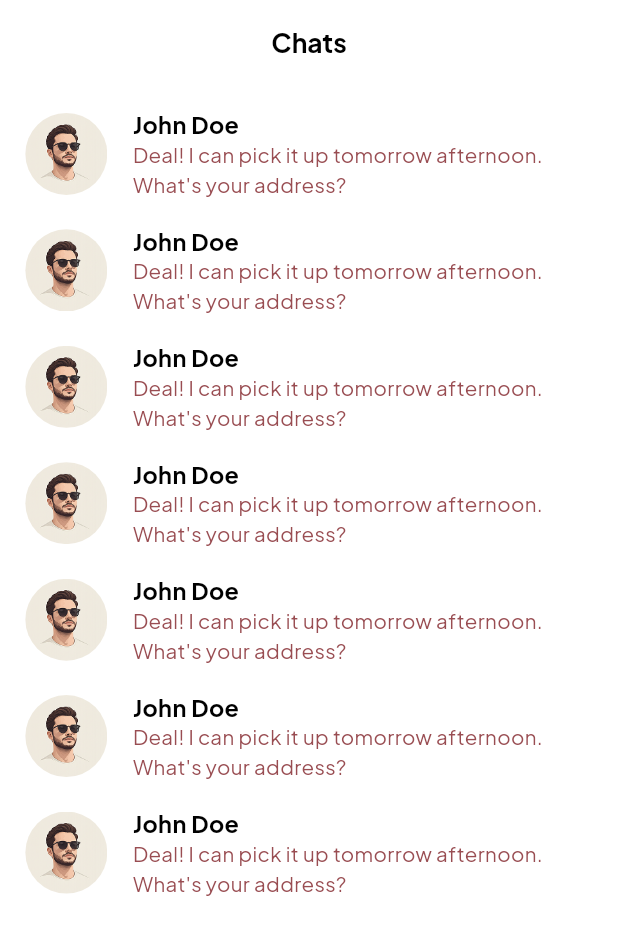
After one commit to mohamedkholy/pickIt, a Flutter app: the ChatsScreen screen opened directly, on a phone screen of 412 x 824 dp. The commit adds this screen. Shown: the top 935 px of the screen. Run offline on Flutter 3.47's test engine with Material 3 defaults, Android fonts, the light colour scheme and no system bars; our stand-ins replace dotted_border, flutter_screenutil, flutter_svg, get_it, injectable.

Commit message:
finish the chats screen design

```diff
--- /dev/null
+++ b/lib/features/chats/ui/chats_screen.dart
@@ -0,0 +1,28 @@
+import 'package:flutter/material.dart';
+import 'package:flutter_screenutil/flutter_screenutil.dart';
+import 'package:pickit/core/theming/my_text_styles.dart';
+import 'package:pickit/features/chats/ui/widgets/chat_item.dart';
+
+class ChatsScreen extends StatelessWidget {
+  const ChatsScreen({super.key});
+
+  @override
+  Widget build(BuildContext context) {
+    return Scaffold(
+      appBar: AppBar(
+        title: Text("Chats", style: MyTextStyles.font18BlackBold),
+        centerTitle: true,
+      ),
+      body: SafeArea(
+        child: Container(
+          width: double.infinity,
+          padding: EdgeInsets.symmetric(horizontal: 16.w, vertical: 16.h),
+          child: ListView.builder(
+            itemCount: 7,
+            itemBuilder: (context, index) => ChatItem(),
+          ),
+        ),
+      ),
+    );
+  }
+}
--- /dev/null
+++ b/lib/features/chats/ui/widgets/chat_item.dart
@@ -0,0 +1,40 @@
+import 'package:flutter/material.dart';
+import 'package:flutter_screenutil/flutter_screenutil.dart';
+import 'package:pickit/core/constants/assets.dart';
+import 'package:pickit/core/theming/my_text_styles.dart';
+
+class ChatItem extends StatelessWidget {
+  const ChatItem({super.key});
+
+  @override
+  Widget build(BuildContext context) {
+    return Container(
+      margin: EdgeInsets.only(bottom: 16.h),
+      child: Row(
+        children: [
+          ClipRRect(
+            borderRadius: BorderRadius.circular(56.r),
+            child: Image.asset(
+              Assets.assetsImagesPngProfile,
+              width: 56.r,
+              height: 56.r,
+            ),
+          ),
+          SizedBox(width: 16.w),
+          Expanded(
+            child: Column(
+              crossAxisAlignment: CrossAxisAlignment.start,
+              children: [
+                Text("John Doe", style: MyTextStyles.font16BlackBold),
+                Text(
+                  "Deal! I can pick it up tomorrow afternoon. What's your address?",
+                  style: MyTextStyles.font14BrownRegular,
+                ),
+              ],
+            ),
+          ),
+        ],
+      ),
+    );
+  }
+}
--- a/lib/features/main/main_screen.dart
+++ b/lib/features/main/main_screen.dart
@@ -2,6 +2,7 @@ import 'package:flutter/material.dart';
 import 'package:flutter_screenutil/flutter_screenutil.dart';
 import 'package:pickit/core/theming/my_text_styles.dart';
 import 'package:pickit/features/browse/ui/browse_screen.dart';
+import 'package:pickit/features/chats/ui/chats_screen.dart';
 import 'package:pickit/features/home/ui/home_screen.dart';
 import 'package:pickit/features/item_details/ui/item_details.dart';
 import 'package:pickit/features/post_item/ui/post_item_screen.dart';
@@ -39,7 +40,7 @@ class _MainScreenState extends State<MainScreen> {
           BottomNavigationBarItem(icon: Icon(Icons.home), label: 'Home'),
           BottomNavigationBarItem(icon: Icon(Icons.search), label: 'browse'),
           BottomNavigationBarItem(icon: Icon(Icons.sell), label: 'Sell'),
-          BottomNavigationBarItem(icon: Icon(Icons.message), label: 'Messages'),
+          BottomNavigationBarItem(icon: Icon(Icons.message), label: 'Chats'),
           BottomNavigationBarItem(icon: Icon(Icons.person), label: 'Profile'),
         ],
       ),
@@ -49,7 +50,7 @@ class _MainScreenState extends State<MainScreen> {
           HomeScreen(),
           BrowseScreen(),
           PostItemScreen(),
-          HomeScreen(),
+          ChatsScreen(),
           ProfileScreen(),
         ],
       ),
```
